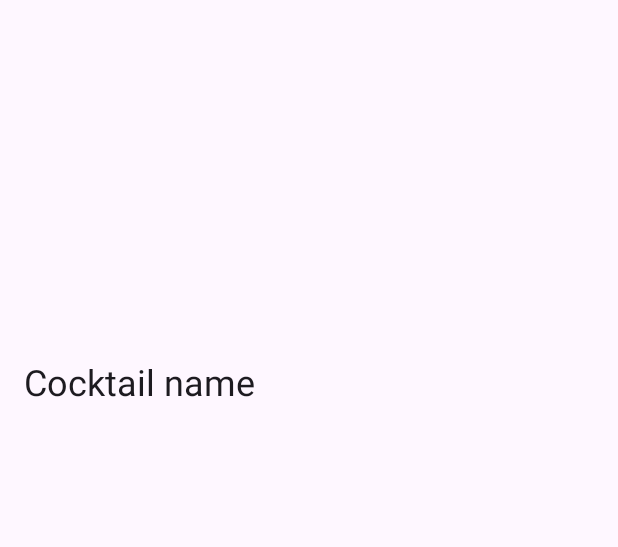
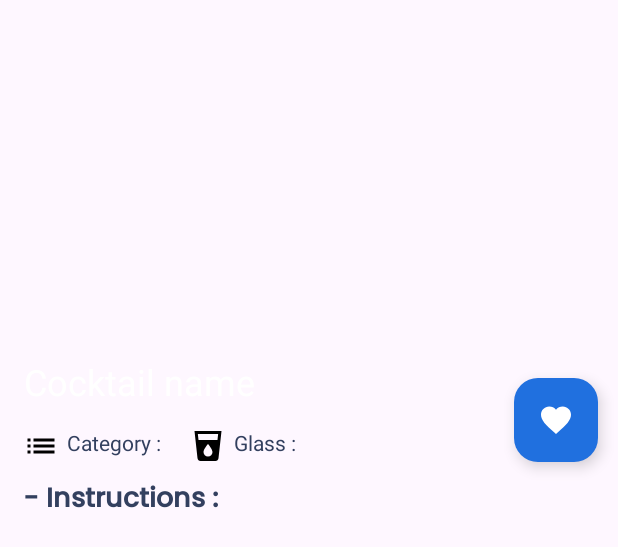
Before and after one commit to RafikRekhis/Cocktail, an Android app: the layout activity_cocktail_details.xml on its own in the app's theme, with its tools: preview values and no code run, on a phone screen of 412 x 824 dp. Shown: the top 547 px of the screen. Run offline under Robolectric (Android 15) with nearby library versions, the phone set to English and light mode, and no system bars.

Commit message:
complete CocktailDetailsActivity

```diff
--- a/app/src/main/java/fr/enseirb/gl/cocktail/services/CocktailApi.kt
+++ b/app/src/main/java/fr/enseirb/gl/cocktail/services/CocktailApi.kt
@@ -3,9 +3,13 @@ package fr.enseirb.gl.cocktail.services
 import fr.enseirb.gl.cocktail.models.CocktailList
 import retrofit2.Call
 import retrofit2.http.GET
+import retrofit2.http.Query
 
 interface CocktailApi {
 
     @GET("random.php")
     fun getRandomCocktail(): Call<CocktailList>
+
+    @GET("lookup.php")
+    fun getCocktailDetails(@Query("i") id:String): Call<CocktailList>
 }
--- a/app/src/main/res/layout/activity_cocktail_details.xml
+++ b/app/src/main/res/layout/activity_cocktail_details.xml
@@ -18,6 +18,8 @@
             android:layout_height="match_parent"
             android:fitsSystemWindows="true"
             android:theme="@style/CustomToolbarTheme"
+            app:collapsedTitleTextColor="@color/white"
+            app:expandedTitleTextColor="@color/white"
             app:contentScrim="@color/accent"
             app:layout_scrollFlags="scroll|snap|exitUntilCollapsed"
             app:title="Cocktail name">
@@ -38,6 +40,17 @@
         </com.google.android.material.appbar.CollapsingToolbarLayout>
 
     </com.google.android.material.appbar.AppBarLayout>
+
+    <com.google.android.material.floatingactionbutton.FloatingActionButton
+        android:id="@+id/fab_add_favorite"
+        android:layout_width="wrap_content"
+        android:layout_height="wrap_content"
+        android:src="@drawable/favorites"
+        app:backgroundTint="@color/accent"
+        app:layout_anchor="@id/appBar"
+        app:layout_anchorGravity="bottom|end"
+        app:tint = "@color/white"
+        android:layout_marginEnd="@dimen/_10sdp" />
 
     <androidx.core.widget.NestedScrollView
         android:layout_width="match_parent"
@@ -68,8 +81,7 @@
                     android:drawablePadding="5dp"
                     android:text="Category : "
                     android:textColor="@color/g_black"
-                    android:textSize="14sp"
-                    android:visibility="invisible" />
+                    android:textSize="14sp" />
 
                 <TextView
                     android:id="@+id/tv_glass_info"
@@ -81,8 +93,7 @@
                     android:drawablePadding="5dp"
                     android:text="Glass : "
                     android:textColor="@color/g_black"
-                    android:textSize="14sp"
-                    android:visibility="invisible" />
+                    android:textSize="14sp" />
 
             </LinearLayout>
 
@@ -90,11 +101,12 @@
                 android:id="@+id/tv_instructions"
                 android:layout_width="match_parent"
                 android:layout_height="match_parent"
+                android:text="- Instructions : "
                 android:layout_marginStart="15dp"
                 android:layout_marginTop="10dp"
                 android:fontFamily="@font/main_font"
                 android:includeFontPadding="false"
-                android:textColor="@color/black"
+                android:textColor="@color/g_black"
                 android:textSize="18sp"
                 android:textStyle="bold"
                 app:layout_constraintEnd_toEndOf="parent"
--- a/app/src/main/res/values/colors.xml
+++ b/app/src/main/res/values/colors.xml
@@ -3,9 +3,9 @@
     <color name="black">#FF000000</color>
     <color name="white">#FFFFFFFF</color>
 
-    <color name="primary">#1C9A2D</color>
-    <color name="primary_dark">#00C638</color>
-    <color name="accent">#252525</color>
+    <color name="primary">#1ab326</color>
+    <color name="primary_dark">#13864d</color>
+    <color name="accent">#2070df</color>
 
     <color name="g_black">#33405f</color>
 
```
Also changed, not shown: app/src/main/java/fr/enseirb/gl/cocktail/activities/CocktailDetailsActivity.kt (+57 -2 lines), app/src/main/java/fr/enseirb/gl/cocktail/fragments/HomeFragment.kt (+12 -1 lines), app/src/main/java/fr/enseirb/gl/cocktail/mvvm/CocktailDetailsViewModel.kt (added, +40 -0 lines).
